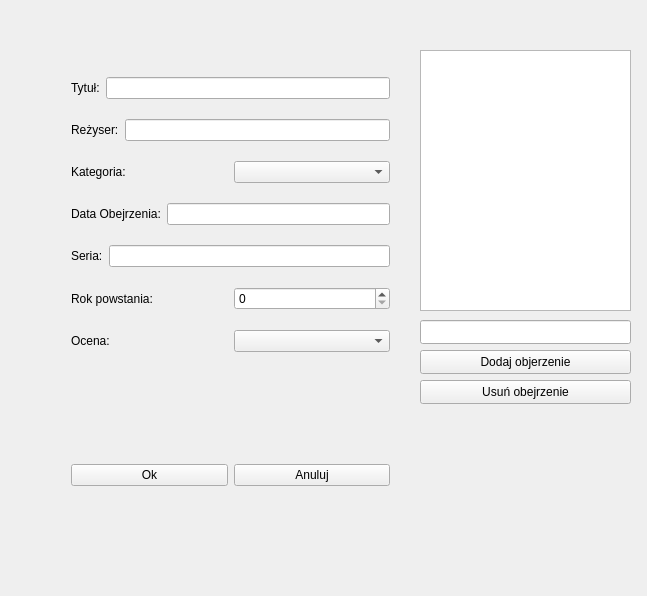
This is AddWindow.ui in mmchruscinski/Project-FilmManager as Qt 5 draws it before an edit. The edited form follows.
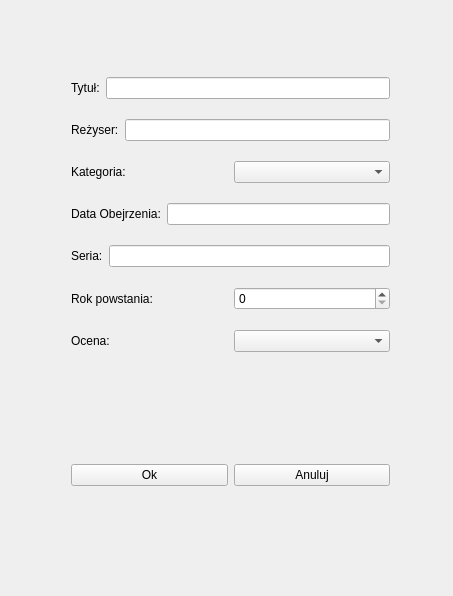
This is the edited form.

What changed in the file:
```diff
--- a/AddWindow.ui
+++ b/AddWindow.ui
@@ -6,7 +6,7 @@
    <rect>
     <x>0</x>
     <y>0</y>
-    <width>647</width>
+    <width>453</width>
     <height>596</height>
    </rect>
   </property>
@@ -149,52 +149,6 @@
     </item>
    </layout>
   </widget>
-  <widget class="QListView" name="listView">
-   <property name="geometry">
-    <rect>
-     <x>420</x>
-     <y>50</y>
-     <width>211</width>
-     <height>261</height>
-    </rect>
-   </property>
-  </widget>
-  <widget class="QLineEdit" name="lineEdit">
-   <property name="geometry">
-    <rect>
-     <x>420</x>
-     <y>320</y>
-     <width>211</width>
-     <height>24</height>
-    </rect>
-   </property>
-  </widget>
-  <widget class="QPushButton" name="buttonDateAdd">
-   <property name="geometry">
-    <rect>
-     <x>420</x>
-     <y>350</y>
-     <width>211</width>
-     <height>24</height>
-    </rect>
-   </property>
-   <property name="text">
-    <string>Dodaj objerzenie</string>
-   </property>
-  </widget>
-  <widget class="QPushButton" name="pushButton_4">
-   <property name="geometry">
-    <rect>
-     <x>420</x>
-     <y>380</y>
-     <width>211</width>
-     <height>24</height>
-    </rect>
-   </property>
-   <property name="text">
-    <string>Usuń obejrzenie</string>
-   </property>
-  </widget>
  </widget>
  <layoutdefault spacing="6" margin="11"/>
  <resources/>
```
